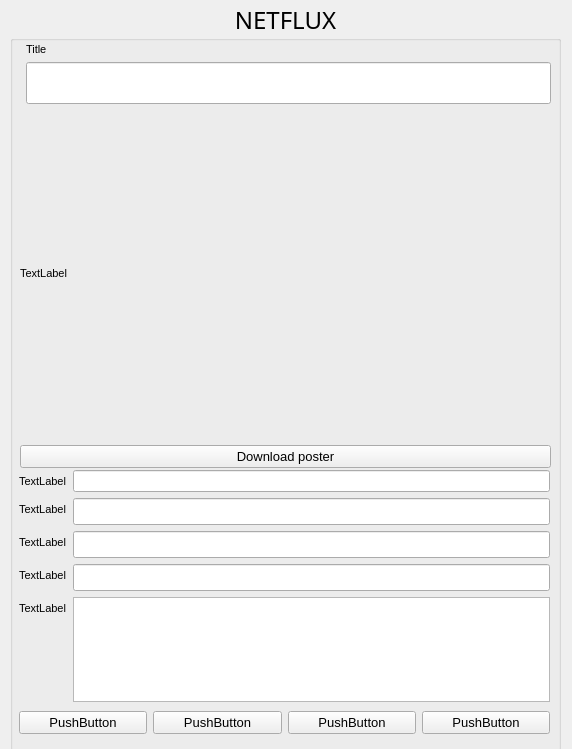
First picture: the form in NetfluxApp/moviecard.ui, repository omrmeh/netflux, before the edit.
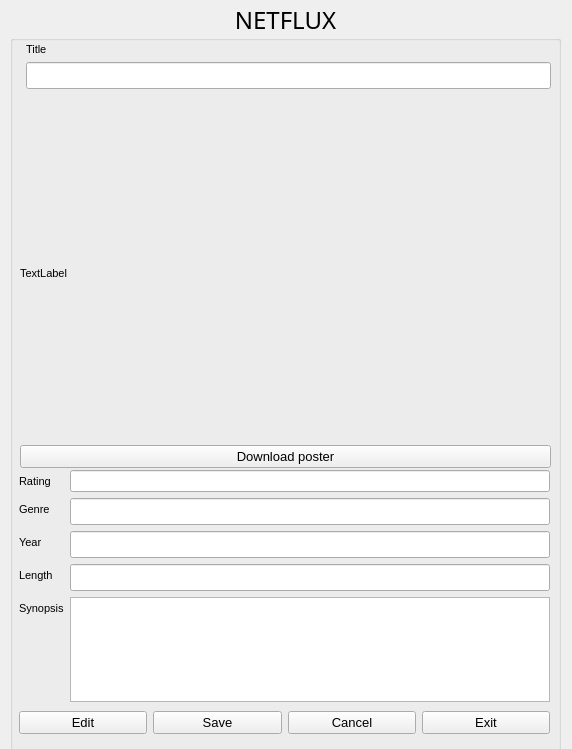
Second picture: the form after the edit.

Commit message: upDate des IHM

What changed in the file:
```diff
--- a/NetfluxApp/moviecard.ui
+++ b/NetfluxApp/moviecard.ui
@@ -40,7 +40,7 @@
       <x>10</x>
       <y>42</y>
       <width>531</width>
-      <height>68</height>
+      <height>61</height>
      </rect>
     </property>
     <layout class="QFormLayout" name="formLayout">
@@ -58,7 +58,14 @@
       </widget>
      </item>
      <item row="1" column="1">
-      <widget class="QLineEdit" name="lineEdit_2"/>
+      <widget class="QLineEdit" name="leTitle">
+       <property name="font">
+        <font>
+         <family>Arial</family>
+         <pointsize>12</pointsize>
+        </font>
+       </property>
+      </widget>
      </item>
     </layout>
    </widget>
@@ -119,7 +126,7 @@
         </font>
        </property>
        <property name="text">
-        <string>TextLabel</string>
+        <string>Genre</string>
        </property>
       </widget>
      </item>
@@ -142,7 +149,7 @@
         </font>
        </property>
        <property name="text">
-        <string>TextLabel</string>
+        <string>Year</string>
        </property>
       </widget>
      </item>
@@ -165,7 +172,7 @@
         </font>
        </property>
        <property name="text">
-        <string>TextLabel</string>
+        <string>Length</string>
        </property>
       </widget>
      </item>
@@ -188,7 +195,7 @@
         </font>
        </property>
        <property name="text">
-        <string>TextLabel</string>
+        <string>Synopsis</string>
        </property>
       </widget>
      </item>
@@ -211,7 +218,7 @@
         </font>
        </property>
        <property name="text">
-        <string>TextLabel</string>
+        <string>Rating</string>
        </property>
       </widget>
      </item>
@@ -246,7 +253,7 @@
         </font>
        </property>
        <property name="text">
-        <string>PushButton</string>
+        <string>Edit</string>
        </property>
       </widget>
      </item>
@@ -259,7 +266,7 @@
         </font>
        </property>
        <property name="text">
-        <string>PushButton</string>
+        <string>Save</string>
        </property>
       </widget>
      </item>
@@ -272,7 +279,7 @@
         </font>
        </property>
        <property name="text">
-        <string>PushButton</string>
+        <string>Cancel</string>
        </property>
       </widget>
      </item>
@@ -285,7 +292,7 @@
         </font>
        </property>
        <property name="text">
-        <string>PushButton</string>
+        <string>Exit</string>
        </property>
       </widget>
      </item>
```
Left out of the diff: 20 changed lines with no effect on the pictures. The commit also changes 1 other file.
